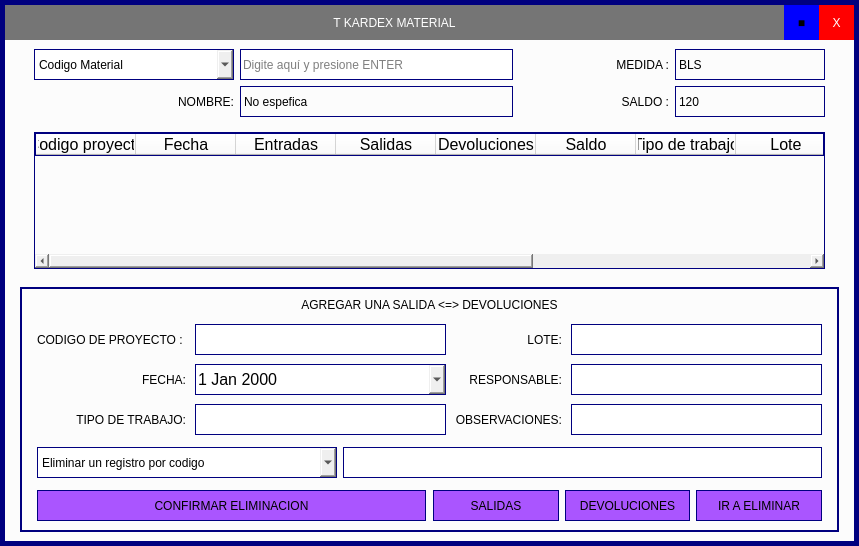
Above: ui_files/tkardex.ui from Romehe369/aec_contrastistas_g before the change. Below: the same form after it.
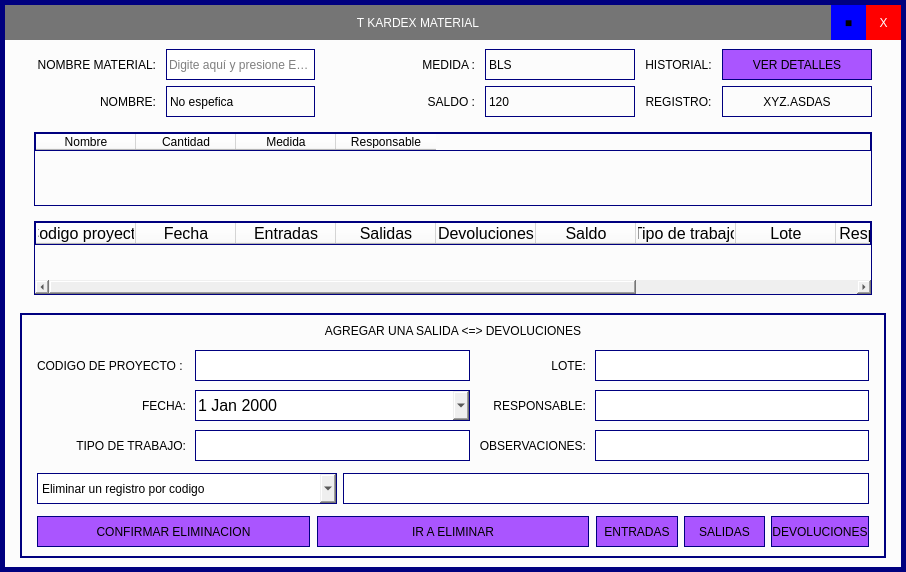
That is the form after the change.

The edit to the form file:
```diff
--- a/ui_files/tkardex.ui
+++ b/ui_files/tkardex.ui
@@ -6,8 +6,8 @@
    <rect>
     <x>0</x>
     <y>0</y>
-    <width>859</width>
-    <height>546</height>
+    <width>906</width>
+    <height>572</height>
    </rect>
   </property>
   <property name="windowTitle">
@@ -217,34 +217,126 @@
              <number>20</number>
             </property>
             <item>
-             <layout class="QGridLayout" name="gridLayout" columnstretch="0,0,0,0">
+             <layout class="QGridLayout" name="gridLayout" columnstretch="0,0,0,0,0,0">
               <property name="horizontalSpacing">
-               <number>6</number>
+               <number>10</number>
               </property>
+              <item row="2" column="1">
+               <widget class="QLabel" name="label_name">
+                <property name="minimumSize">
+                 <size>
+                  <width>0</width>
+                  <height>31</height>
+                 </size>
+                </property>
+                <property name="styleSheet">
+                 <string notr="true">border: 1px solid rgb(0, 0, 127);</string>
+                </property>
+                <property name="text">
+                 <string>No espefica</string>
+                </property>
+               </widget>
+              </item>
+              <item row="2" column="0">
+               <widget class="QLabel" name="label_13">
+                <property name="minimumSize">
+                 <size>
+                  <width>0</width>
+                  <height>31</height>
+                 </size>
+                </property>
+                <property name="text">
+                 <string>NOMBRE:</string>
+                </property>
+                <property name="alignment">
+                 <set>Qt::AlignRight|Qt::AlignTrailing|Qt::AlignVCenter</set>
+                </property>
+               </widget>
+              </item>
+              <item row="2" column="3">
+               <widget class="QLabel" name="label_saldo">
+                <property name="minimumSize">
+                 <size>
+                  <width>150</width>
+                  <height>31</height>
+                 </size>
+                </property>
+                <property name="styleSheet">
+                 <string notr="true">border: 1px solid rgb(0, 0, 127);</string>
+                </property>
+                <property name="text">
+                 <string>120</string>
+                </property>
+               </widget>
+              </item>
+              <item row="2" column="2">
+               <widget class="QLabel" name="label_3">
+                <property name="minimumSize">
+                 <size>
+                  <width>150</width>
+                  <height>0</height>
+                 </size>
+                </property>
+                <property name="text">
+                 <string>SALDO :</string>
+                </property>
+                <property name="alignment">
+                 <set>Qt::AlignRight|Qt::AlignTrailing|Qt::AlignVCenter</set>
+                </property>
+               </widget>
+              </item>
+              <item row="2" column="5">
+               <widget class="QLabel" name="label_saldo_2">
+                <property name="minimumSize">
+                 <size>
+                  <width>150</width>
+                  <height>31</height>
+                 </size>
+                </property>
+                <property name="styleSheet">
+                 <string notr="true">border: 1px solid rgb(0, 0, 127);</string>
+                </property>
+                <property name="text">
+                 <string>XYZ.ASDAS</string>
+                </property>
+                <property name="alignment">
+                 <set>Qt::AlignCenter</set>
+                </property>
+               </widget>
+              </item>
+              <item row="0" column="5">
+               <widget class="QPushButton" name="btn_viewdetals">
+                <property name="minimumSize">
+                 <size>
+                  <width>0</width>
+                  <height>31</height>
+                 </size>
+                </property>
+                <property name="styleSheet">
+                 <string notr="true">QPushButton{
+border: 1px solid rgb(0, 0, 127);
+border-radius:0px;
+}</string>
+                </property>
+                <property name="text">
+                 <string>VER DETALLES</string>
+                </property>
+               </widget>
+              </item>
               <item row="0" column="0">
-               <widget class="QComboBox" name="comboBox">
+               <widget class="QLabel" name="label_12">
                 <property name="minimumSize">
                  <size>
-                  <width>200</width>
+                  <width>0</width>
                   <height>31</height>
                  </size>
                 </property>
-                <property name="layoutDirection">
-                 <enum>Qt::LeftToRight</enum>
+                <property name="text">
+                 <string> NOMBRE MATERIAL:</string>
                 </property>
-                <property name="styleSheet">
-                 <string notr="true">border: 1px solid rgb(0, 0, 127);</string>
+                <property name="alignment">
+                 <set>Qt::AlignRight|Qt::AlignTrailing|Qt::AlignVCenter</set>
                 </property>
-                <item>
-                 <property name="text">
-                  <string>Codigo Material</string>
-                 </property>
-                </item>
-                <item>
-                 <property name="text">
-                  <string>Nombre Material</string>
-                 </property>
-                </item>
                </widget>
               </item>
               <item row="0" column="2">
@@ -257,6 +349,32 @@
                 </property>
                </widget>
               </item>
+              <item row="2" column="4">
+               <widget class="QLabel" name="label_2">
+                <property name="text">
+                 <string>REGISTRO:</string>
+                </property>
+                <property name="alignment">
+                 <set>Qt::AlignCenter</set>
+                </property>
+               </widget>
+              </item>
+              <item row="0" column="3">
+               <widget class="QLabel" name="label_medida">
+                <property name="minimumSize">
+                 <size>
+                  <width>150</width>
+                  <height>0</height>
+                 </size>
+                </property>
+                <property name="styleSheet">
+                 <string notr="true">border: 1px solid rgb(0, 0, 127);</string>
+                </property>
+                <property name="text">
+                 <string>BLS</string>
+                </property>
+               </widget>
+              </item>
               <item row="0" column="1">
                <widget class="QLineEdit" name="lineEdit_4">
                 <property name="minimumSize">
@@ -267,7 +385,7 @@
                 </property>
                 <property name="maximumSize">
                  <size>
-                  <width>500</width>
+                  <width>16777215</width>
                   <height>16777215</height>
                  </size>
                 </property>
@@ -282,77 +400,13 @@
                 </property>
                </widget>
               </item>
-              <item row="0" column="3">
-               <widget class="QLabel" name="label_11">
-                <property name="styleSheet">
-                 <string notr="true">border: 1px solid rgb(0, 0, 127);</string>
-                </property>
+              <item row="0" column="4">
+               <widget class="QLabel" name="label_10">
                 <property name="text">
-                 <string>BLS</string>
+                 <string>HISTORIAL:</string>
                 </property>
-               </widget>
-              </item>
-              <item row="2" column="2">
-               <widget class="QLabel" name="label_3">
-                <property name="minimumSize">
-                 <size>
-                  <width>150</width>
-                  <height>0</height>
-                 </size>
-                </property>
-                <property name="text">
-                 <string>SALDO :</string>
-                </property>
                 <property name="alignment">
-                 <set>Qt::AlignRight|Qt::AlignTrailing|Qt::AlignVCenter</set>
-                </property>
-               </widget>
-              </item>
-              <item row="2" column="3">
-               <widget class="QLabel" name="label_2">
-                <property name="minimumSize">
-                 <size>
-                  <width>150</width>
-                  <height>31</height>
-                 </size>
-                </property>
-                <property name="styleSheet">
-                 <string notr="true">border: 1px solid rgb(0, 0, 127);</string>
-                </property>
-                <property name="text">
-                 <string>120</string>
-                </property>
-               </widget>
-              </item>
-              <item row="2" column="0">
-               <widget class="QLabel" name="label_12">
-                <property name="minimumSize">
-                 <size>
-                  <width>0</width>
-                  <height>31</height>
-                 </size>
-                </property>
-                <property name="text">
-                 <string>NOMBRE:</string>
-                </property>
-                <property name="alignment">
-                 <set>Qt::AlignRight|Qt::AlignTrailing|Qt::AlignVCenter</set>
-                </property>
-               </widget>
-              </item>
-              <item row="2" column="1">
-               <widget class="QLabel" name="label_13">
-                <property name="minimumSize">
-                 <size>
-                  <width>0</width>
-                  <height>31</height>
-                 </size>
-                </property>
-                <property name="styleSheet">
-                 <string notr="true">border: 1px solid rgb(0, 0, 127);</string>
-                </property>
-                <property name="text">
-                 <string>No espefica</string>
+                 <set>Qt::AlignCenter</set>
                 </property>
                </widget>
               </item>
@@ -368,6 +422,33 @@
             <property name="rightMargin">
              <number>20</number>
             </property>
+            <item>
+             <widget class="QTableWidget" name="table_showinfo">
+              <property name="styleSheet">
+               <string notr="true">border: 1px solid rgb(0, 0, 127);</string>
+              </property>
+              <column>
+               <property name="text">
+                <string>Nombre</string>
+               </property>
+              </column>
+              <column>
+               <property name="text">
+                <string>Cantidad</string>
+               </property>
+              </column>
+              <column>
+               <property name="text">
+                <string>Medida</string>
+               </property>
+              </column>
+              <column>
+               <property name="text">
+                <string>Responsable</string>
+               </property>
+              </column>
+             </widget>
+            </item>
             <item>
              <widget class="QTableWidget" name="table_qwk_new">
               <property name="maximumSize">
@@ -883,8 +964,33 @@
                  </property>
                 </widget>
                </item>
+               <item>
+                <widget class="QPushButton" name="btn_delete_rmaterial">
+                 <property name="minimumSize">
+                  <size>
+                   <width>0</width>
+                   <height>31</height>
+                  </size>
+                 </property>
+                 <property name="styleSheet">
+                  <string notr="true">QPushButton{
+border: 1px solid rgb(0, 0, 127);
+border-radius:0px;
+}</string>
+                 </property>
+                 <property name="text">
+                  <string>IR A ELIMINAR</string>
+                 </property>
+                </widget>
+               </item>
                <item>
                 <widget class="QFrame" name="frame_show_btn">
+                 <property name="maximumSize">
+                  <size>
+                   <width>16777215</width>
+                   <height>16777215</height>
+                  </size>
+                 </property>
                  <property name="styleSheet">
                   <string notr="true">border: none;</string>
                  </property>
@@ -910,6 +1016,25 @@
                   <property name="bottomMargin">
                    <number>0</number>
                   </property>
+                  <item>
+                   <widget class="QPushButton" name="btn_entradas">
+                    <property name="minimumSize">
+                     <size>
+                      <width>0</width>
+                      <height>31</height>
+                     </size>
+                    </property>
+                    <property name="styleSheet">
+                     <string notr="true">QPushButton{
+border: 1px solid rgb(0, 0, 127);
+border-radius:0px;
+}</string>
+                    </property>
+                    <property name="text">
+                     <string>ENTRADAS</string>
+                    </property>
+                   </widget>
+                  </item>
                   <item>
                    <widget class="QPushButton" name="btn_out_material">
                     <property name="minimumSize">
@@ -948,25 +1073,6 @@
                     </property>
                    </widget>
                   </item>
-                  <item>
-                   <widget class="QPushButton" name="btn_delete_rmaterial">
-                    <property name="minimumSize">
-                     <size>
-                      <width>0</width>
-                      <height>31</height>
-                     </size>
-                    </property>
-                    <property name="styleSheet">
-                     <string notr="true">QPushButton{
-border: 1px solid rgb(0, 0, 127);
-border-radius:0px;
-}</string>
-                    </property>
-                    <property name="text">
-                     <string>IR A ELIMINAR</string>
-                    </property>
-                   </widget>
-                  </item>
                  </layout>
                 </widget>
                </item>
```
Left out of the diff: 16 changed lines with no effect on the pictures.
